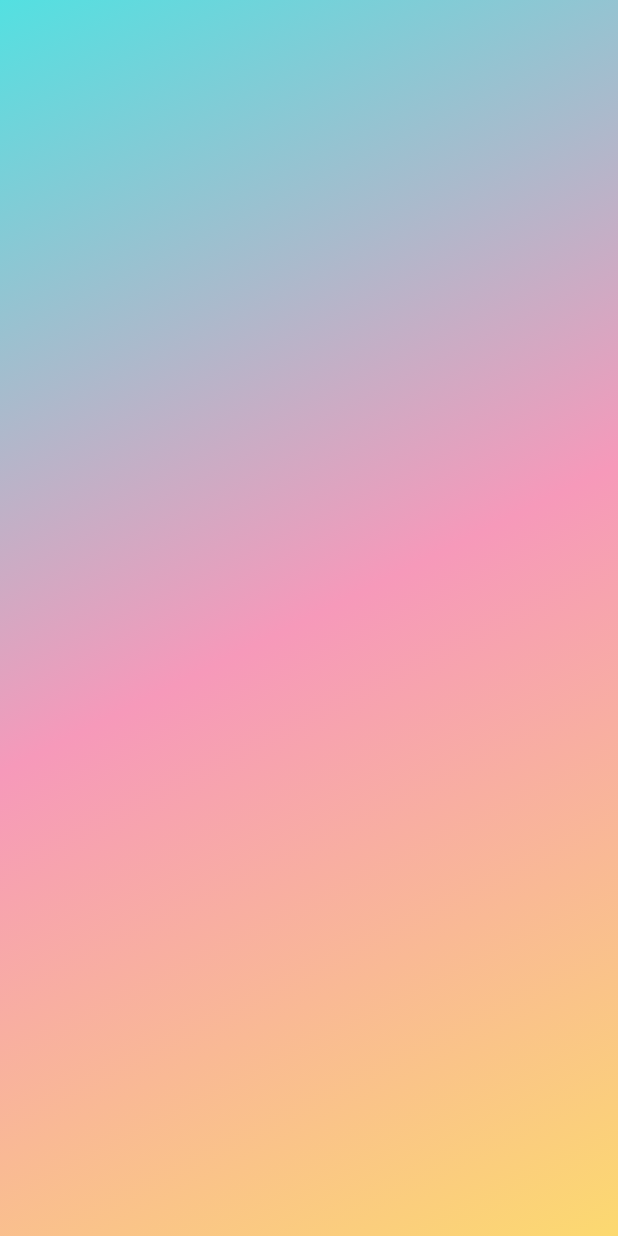
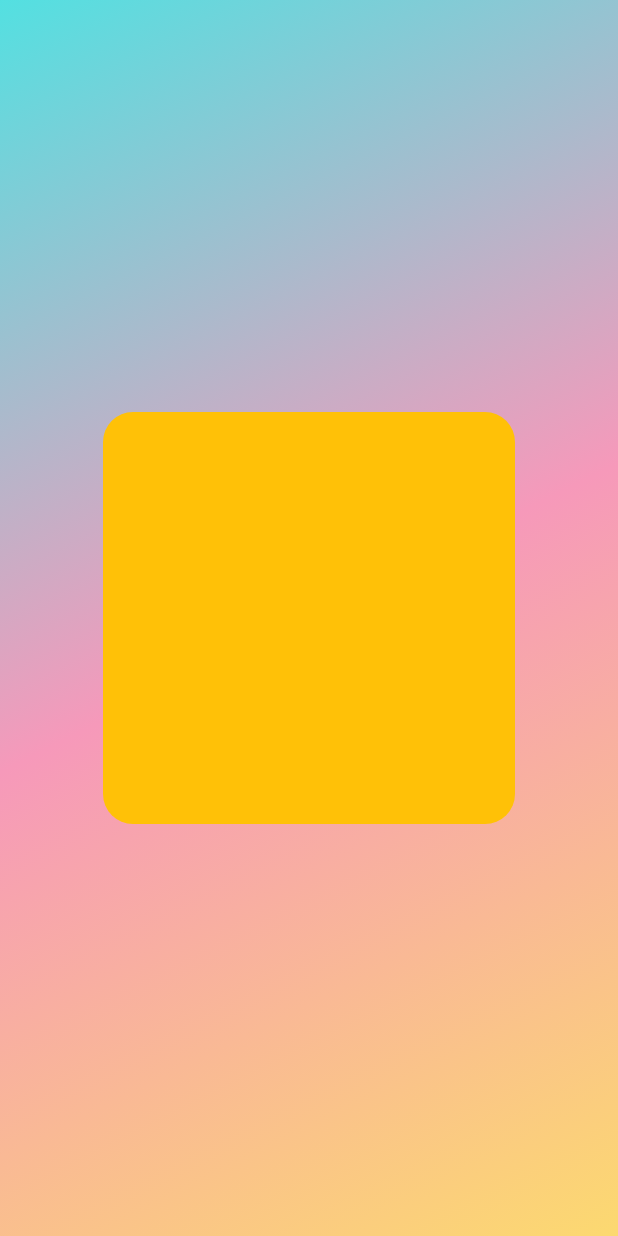
Before and after one commit to kaibalyajena/TIME-IT, a Flutter app: the screen it shows after launch, on a phone screen of 412 x 824 dp. Run offline on Flutter 3.47's test engine with Material 2 defaults, Android fonts, the phone set to English and light mode, and no system bars.

Commit message:
file changes

```diff
--- a/lib/clock_view.dart
+++ b/lib/clock_view.dart
@@ -2,16 +2,41 @@ import 'package:flutter/material.dart';
 
 import 'package:flutter/material.dart';
 
-class MyWidget extends StatefulWidget {
-  const MyWidget({Key? key}) : super(key: key);
+class ClockView extends StatefulWidget {
+  const ClockView({Key? key}) : super(key: key);
 
   @override
-  State<MyWidget> createState() => _MyWidgetState();
+  State<ClockView> createState() => ClockViewState();
 }
 
-class _MyWidgetState extends State<MyWidget> {
+class ClockViewState extends State<ClockView> {
   @override
   Widget build(BuildContext context) {
-    return Container();
+    double h = MediaQuery.of(context).size.height;
+    double w = MediaQuery.of(context).size.width;
+    return Center(
+      child: Container(
+        height: h / 3,
+        width: w / 1.5,
+        decoration: BoxDecoration(
+          borderRadius: BorderRadius.circular(20),
+          color: Colors.amber,
+        ),
+        child: CustomPaint(painter: ClockPainter()),
+      ),
+    );
   }
 }
+
+class ClockPainter extends CustomPainter {
+  @override
+  void paint(Canvas canvas, Size size) {
+    // TODO: implement paint
+  }
+
+  @override
+  bool shouldRepaint(covariant CustomPainter oldDelegate) {
+    // TODO: implement shouldRepaint
+    throw UnimplementedError();
+  }
+}
--- /dev/null
+++ b/lib/home_page.dart
@@ -0,0 +1,26 @@
+import 'package:flutter/material.dart';
+import 'package:time_it/clock_view.dart';
+
+class HomePage extends StatelessWidget {
+  const HomePage({Key? key}) : super(key: key);
+
+  @override
+  Widget build(BuildContext context) {
+    double h = MediaQuery.of(context).size.height;
+    double w = MediaQuery.of(context).size.width;
+    return Scaffold(
+      body: Container(
+        decoration: BoxDecoration(
+            gradient: LinearGradient(
+                begin: Alignment.topLeft,
+                end: Alignment.bottomRight,
+                colors: [
+              Color(0XFF53E0E1),
+              Color(0XFFF699BA),
+              Color(0XFFFCD970)
+            ])),
+        child: ClockView(),
+      ),
+    );
+  }
+}
--- a/lib/main.dart
+++ b/lib/main.dart
@@ -1,4 +1,6 @@
 import 'package:flutter/material.dart';
+import 'package:time_it/clock_view.dart';
+import 'package:time_it/home_page.dart';
 
 void main() {
   runApp(MyApp());
@@ -7,22 +9,9 @@ void main() {
 class MyApp extends StatelessWidget {
   Widget build(BuildContext context) {
     return MaterialApp(
-      debugShowCheckedModeBanner: false,
-      title: "clock",
-      theme: ThemeData(primarySwatch: Colors.teal),
-      home: Scaffold(
-        body: Container(
-          decoration: BoxDecoration(
-              gradient: LinearGradient(
-                  begin: Alignment.topLeft,
-                  end: Alignment.bottomRight,
-                  colors: [
-                Color(0XFF53E0E1),
-                Color(0XFFF699BA),
-                Color(0XFFFCD970)
-              ])),
-        ),
-      ),
-    );
+        debugShowCheckedModeBanner: false,
+        title: "clock",
+        theme: ThemeData(primarySwatch: Colors.teal),
+        home: HomePage());
   }
 }
```
